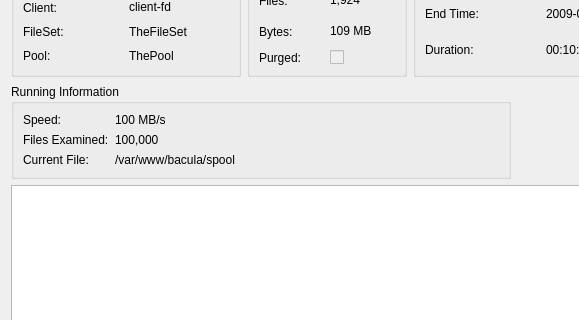
Qt form src/qt-console/job/job.ui (bareos/bareos) before a commit; both pictures show x 0 to 579 and y 142 to 462 of the 975 by 631 pixel window.
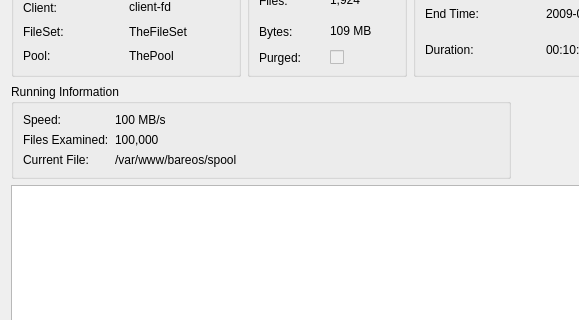
The same form after that commit. Icons and pictures are not drawn.

Commit message: Changes from patched Bacula to Bareos.

Patch:
```diff
--- a/src/qt-console/job/job.ui
+++ b/src/qt-console/job/job.ui
@@ -674,7 +674,7 @@
            </sizepolicy>
           </property>
           <property name="text">
-           <string>/var/www/bacula/spool</string>
+           <string>/var/www/bareos/spool</string>
           </property>
          </widget>
         </item>
```
The commit also changes 1379 other files.
